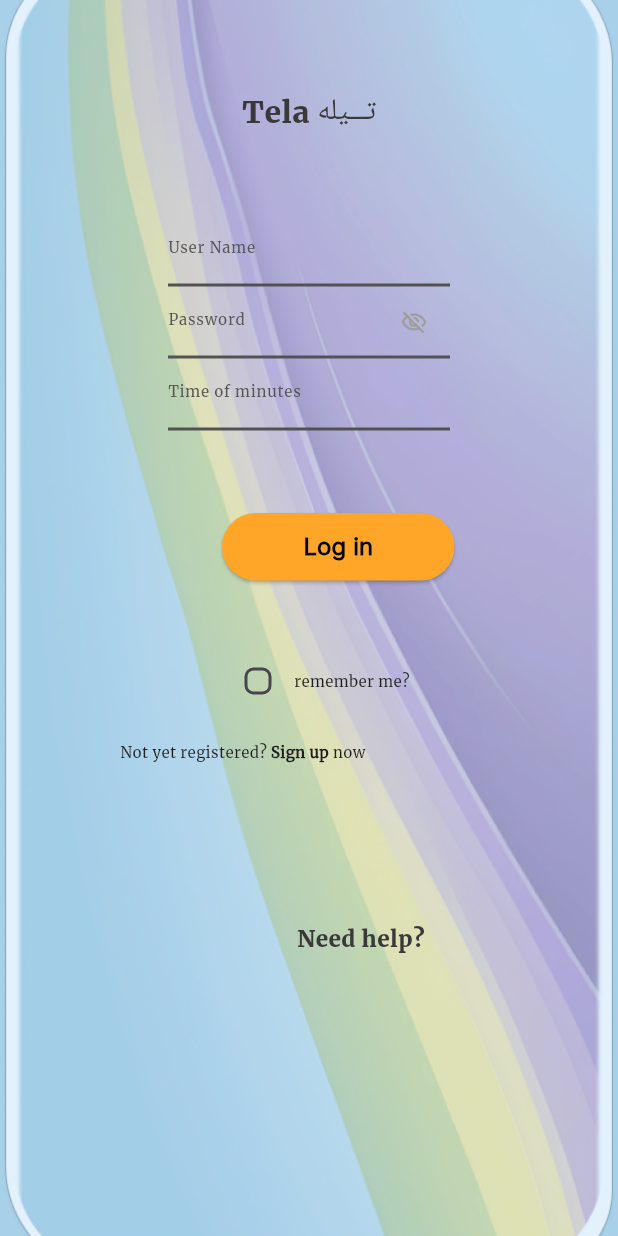
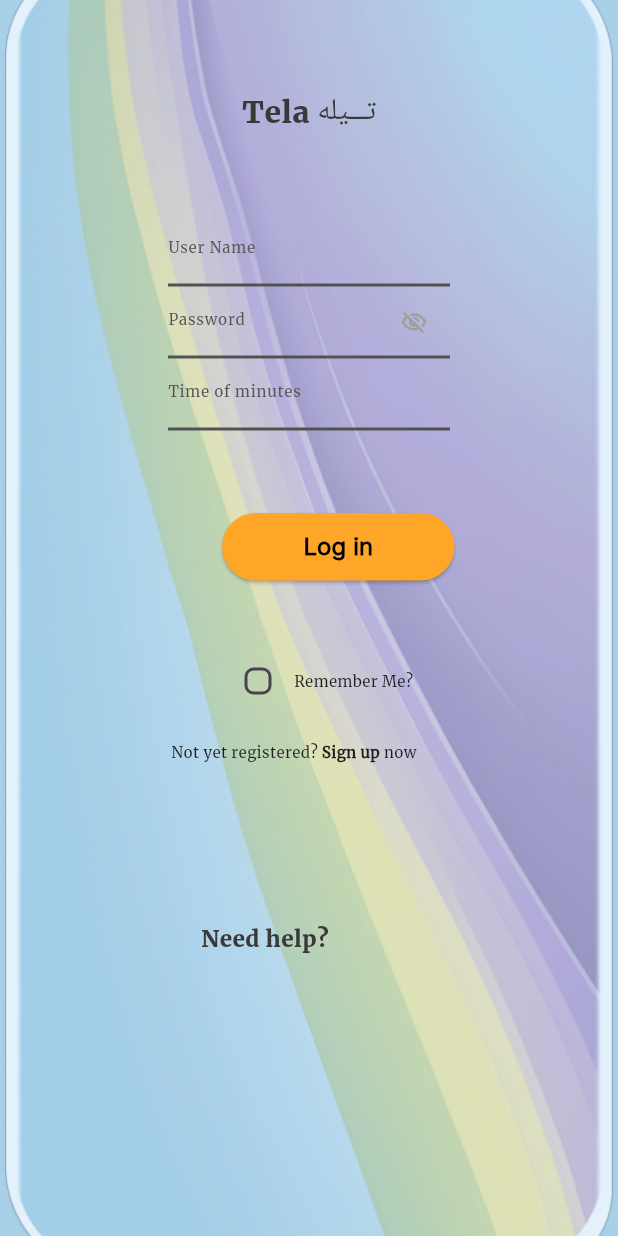
Before and after one commit to telaapp29/telaapp_last-updata, a Flutter app: the screen it shows after launch, on a phone screen of 412 x 824 dp. Run offline on Flutter 3.47's test engine with Material 3 defaults, Android fonts, the phone set to English and light mode, and no system bars; our stand-ins replace flutter_tts, get_it, go_router, image_picker, shared_preferences, sqflite; missing offline and left inert: google_mlkit_image_labeling, translator; accounts and stored records are empty.

Commit message:
Update text alignment login.dart

```diff
--- a/lib/features/login/login.dart
+++ b/lib/features/login/login.dart
@@ -116,7 +116,7 @@ class _SignInState extends State<SignIn> {
                               borderRadius: BorderRadius.circular(6)),
                         ),
                         Text(
-                          "remember me?",
+                          "Remember Me?",
                           style: CustomTextStyles.Merriweatherstyle15.copyWith(
                               color: AppColor.dBlack),
                         )
@@ -125,7 +125,7 @@ class _SignInState extends State<SignIn> {
                   ),
                   Padding(
                     padding:
-                        const EdgeInsets.only(left: 31, bottom: 107, right: 17),
+                        const EdgeInsets.only(left: 65, bottom: 107, right: 65),
                     child: HaveAnAccount(
                       text1: "Not yet registered? ",
                       text2: "Sign up ",
@@ -137,7 +137,7 @@ class _SignInState extends State<SignIn> {
                     ),
                   ),
                   Padding(
-                    padding: const EdgeInsets.only(left: 149, right: 71),
+                    padding: const EdgeInsets.only(left: 85, right: 75),
                     child: Text(
                       "Need help?",
                       style: CustomTextStyles.Merriweather100style90.copyWith(
```
